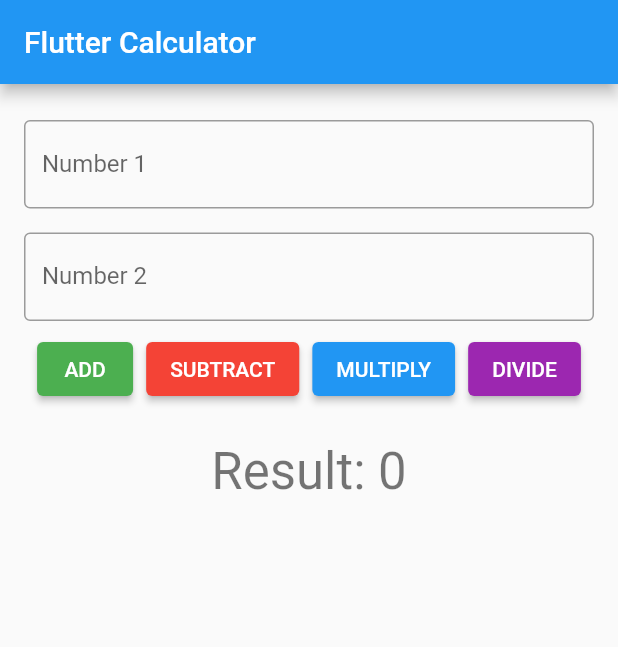
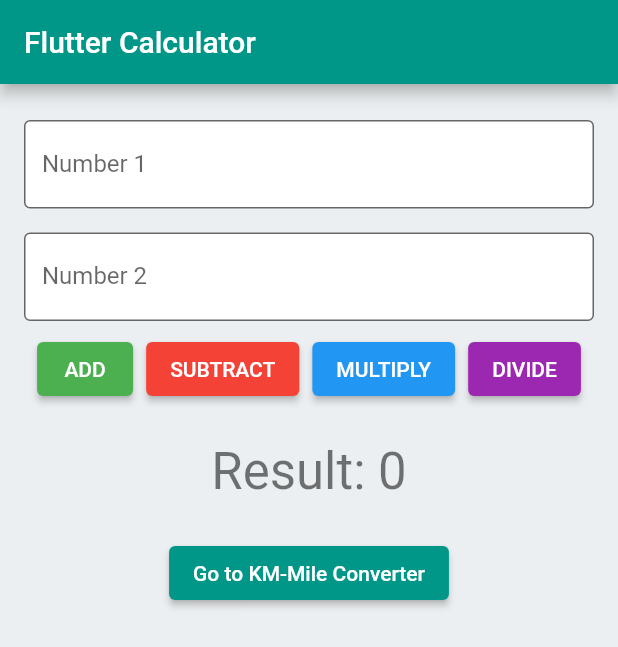
Before and after one commit to Atanu484/basic_calculator_logic, a Flutter app: the screen it shows after launch, on a phone screen of 412 x 824 dp. Shown: the top 647 px of the screen. Run offline on Flutter 3.47's test engine with Material 2 defaults, Android fonts, the phone set to English and light mode, and no system bars.

Commit message:
First Commit

```diff
--- a/lib/main.dart
+++ b/lib/main.dart
@@ -1,5 +1,6 @@
 import 'package:flutter/material.dart';
 import 'controller/calculator_controller.dart';
+import 'screens/conversion_screen.dart';
 
 void main() {
   runApp(CalculatorApp());
@@ -11,7 +12,7 @@ class CalculatorApp extends StatelessWidget {
     return MaterialApp(
       title: 'Calculator',
       theme: ThemeData(
-        primarySwatch: Colors.blue,
+        primarySwatch: Colors.teal,
       ),
       debugShowCheckedModeBanner: false,
       home: CalculatorHomePage(title: 'Flutter Calculator'),
@@ -45,8 +46,10 @@ class _CalculatorHomePageState extends State<CalculatorHomePage> {
   @override
   Widget build(BuildContext context) {
     return Scaffold(
+      backgroundColor: Colors.blueGrey[50],
       appBar: AppBar(
         title: Text(widget.title!),
+        backgroundColor: Colors.teal,
       ),
       body: Padding(
         padding: EdgeInsets.all(16.0),
@@ -61,6 +64,8 @@ class _CalculatorHomePageState extends State<CalculatorHomePage> {
                 },
                 keyboardType: TextInputType.number,
                 decoration: InputDecoration(
+                  fillColor: Colors.white,
+                  filled: true,
                   border: OutlineInputBorder(),
                   labelText: "Number 1",
                 ),
@@ -74,6 +79,8 @@ class _CalculatorHomePageState extends State<CalculatorHomePage> {
                 },
                 keyboardType: TextInputType.number,
                 decoration: InputDecoration(
+                  fillColor: Colors.white,
+                  filled: true,
                   border: OutlineInputBorder(),
                   labelText: "Number 2",
                 ),
@@ -111,6 +118,18 @@ class _CalculatorHomePageState extends State<CalculatorHomePage> {
                 style: Theme.of(context).textTheme.headline4,
               ),
             ),
+            ElevatedButton(
+              onPressed: () {
+                Navigator.push(
+                  context,
+                  MaterialPageRoute(builder: (context) => ConversionScreen()),
+                );
+              },
+              child: Text('Go to KM-Mile Converter'),
+              style: ElevatedButton.styleFrom(
+                primary: Colors.teal,
+              ),
+            ),
           ],
         ),
       ),
```
Also changed, not shown: lib/screens/conversion_screen.dart (added, +67 -0 lines).
